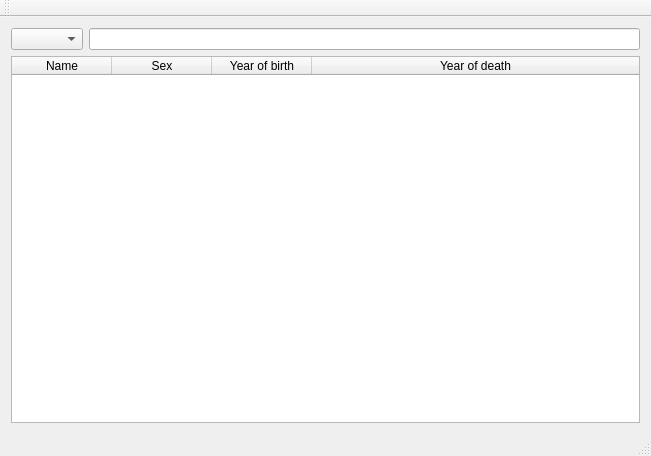
This is widgetVerkefniVika3/mainwindow.ui in tinnathuridur/vika3 as Qt 5 draws it before an edit. The edited form follows.
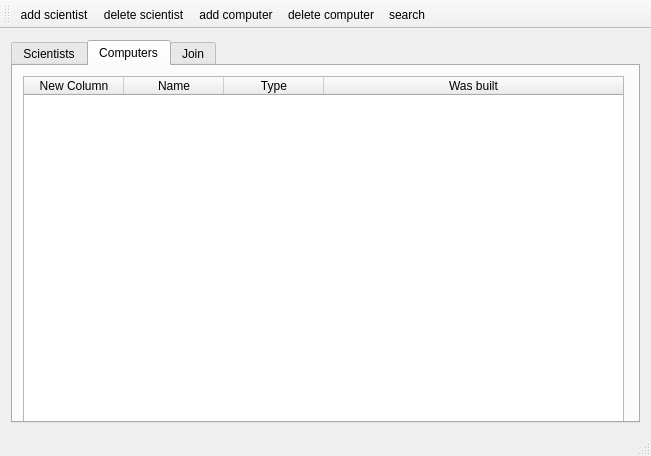
This is the edited form. The open tabs and pages were chosen to show the change. Icons and pictures are not drawn.

Patch:
```diff
--- a/widgetVerkefniVika3/mainwindow.ui
+++ b/widgetVerkefniVika3/mainwindow.ui
@@ -16,22 +16,28 @@
   <widget class="QWidget" name="centralWidget">
    <layout class="QVBoxLayout" name="verticalLayout">
     <item>
-     <layout class="QHBoxLayout" name="horizontalLayout_2">
-      <item>
-       <widget class="QComboBox" name="comboBox_tableList"/>
-      </item>
-      <item>
-       <widget class="QLineEdit" name="line_filter"/>
-      </item>
-     </layout>
-    </item>
-    <item>
-     <widget class="QTableWidget" name="table_Scientist">
+     <widget class="QTabWidget" name="tabWidget">
+      <property name="currentIndex">
+       <number>2</number>
+      </property>
+      <widget class="QWidget" name="tab_Scientists">
+       <attribute name="title">
+        <string>Scientists</string>
+       </attribute>
+       <widget class="QTableWidget" name="table_Scientists">
+        <property name="geometry">
+         <rect>
+          <x>10</x>
+          <y>10</y>
+          <width>601</width>
+          <height>351</height>
+         </rect>
+        </property>
       <property name="editTriggers">
        <set>QAbstractItemView::NoEditTriggers</set>
       </property>
       <property name="alternatingRowColors">
-       <bool>false</bool>
+         <bool>true</bool>
       </property>
       <property name="sortingEnabled">
        <bool>true</bool>
@@ -75,6 +81,86 @@
        </property>
       </column>
      </widget>
+      </widget>
+      <widget class="QWidget" name="tab_Computers">
+       <attribute name="title">
+        <string>Computers</string>
+       </attribute>
+       <widget class="QTableWidget" name="table_Computers">
+        <property name="geometry">
+         <rect>
+          <x>10</x>
+          <y>10</y>
+          <width>601</width>
+          <height>351</height>
+         </rect>
+        </property>
+        <property name="sortingEnabled">
+         <bool>true</bool>
+        </property>
+        <attribute name="horizontalHeaderShowSortIndicator" stdset="0">
+         <bool>true</bool>
+        </attribute>
+        <attribute name="horizontalHeaderStretchLastSection">
+         <bool>true</bool>
+        </attribute>
+        <column>
+         <property name="text">
+          <string>New Column</string>
+         </property>
+        </column>
+        <column>
+         <property name="text">
+          <string>Name</string>
+         </property>
+        </column>
+        <column>
+         <property name="text">
+          <string>Type</string>
+         </property>
+        </column>
+        <column>
+         <property name="text">
+          <string>Was built</string>
+         </property>
+        </column>
+       </widget>
+      </widget>
+      <widget class="QWidget" name="tab_Join">
+       <attribute name="title">
+        <string>Join</string>
+       </attribute>
+       <widget class="QTableWidget" name="table_Join">
+        <property name="geometry">
+         <rect>
+          <x>10</x>
+          <y>10</y>
+          <width>601</width>
+          <height>351</height>
+         </rect>
+        </property>
+        <property name="sortingEnabled">
+         <bool>true</bool>
+        </property>
+        <attribute name="horizontalHeaderShowSortIndicator" stdset="0">
+         <bool>true</bool>
+        </attribute>
+        <attribute name="horizontalHeaderStretchLastSection">
+         <bool>true</bool>
+        </attribute>
+        <column>
+         <property name="text">
+          <string>New Column</string>
+         </property>
+        </column>
+        <column>
+         <property name="text">
+          <string>Computer</string>
+         </property>
+        </column>
+       </widget>
+      </widget>
+     </widget>
     </item>
    </layout>
   </widget>
@@ -95,8 +181,58 @@
    <attribute name="toolBarBreak">
     <bool>false</bool>
    </attribute>
+   <addaction name="action_AddScientist"/>
+   <addaction name="action_DeleteScientist"/>
+   <addaction name="action_AddComputer"/>
+   <addaction name="action_DeleteComputer"/>
+   <addaction name="action_Search"/>
   </widget>
   <widget class="QStatusBar" name="statusBar"/>
+  <action name="action_AddScientist">
+   <property name="icon">
+    <iconset resource="recources.qrc">
+     <normaloff>:/icons/addPerson.png</normaloff>:/icons/addPerson.png</iconset>
+   </property>
+   <property name="text">
+    <string>add scientist</string>
+   </property>
+  </action>
+  <action name="action_DeleteScientist">
+   <property name="icon">
+    <iconset resource="recources.qrc">
+     <normaloff>:/icons/images/deletePerson.png</normaloff>:/icons/images/deletePerson.png</iconset>
+   </property>
+   <property name="text">
+    <string>delete scientist</string>
+   </property>
+  </action>
+  <action name="action_AddComputer">
+   <property name="icon">
+    <iconset resource="recources.qrc">
+     <normaloff>:/icons/images/deletePerson.png</normaloff>:/icons/images/deletePerson.png</iconset>
+   </property>
+   <property name="text">
+    <string>add computer</string>
+   </property>
+  </action>
+  <action name="action_DeleteComputer">
+   <property name="icon">
+    <iconset resource="recources.qrc">
+     <normaloff>:/icons/images/deletePerson.png</normaloff>:/icons/images/deletePerson.png</iconset>
+   </property>
+   <property name="text">
+    <string>delete computer</string>
+   </property>
+  </action>
+  <action name="action_Search">
+   <property name="icon">
+    <iconset resource="recources.qrc">
+     <normaloff>:/icons/images/deletePerson.png</normaloff>:/icons/images/deletePerson.png</iconset>
+   </property>
+   <property name="text">
+    <string>search</string>
+   </property>
+  </action>
  </widget>
  <layoutdefault spacing="6" margin="11"/>
  <resources/>
```
Left out of the diff: 4 changed lines with no effect on the pictures. Lines whose indentation alone changed are shown as unchanged.
